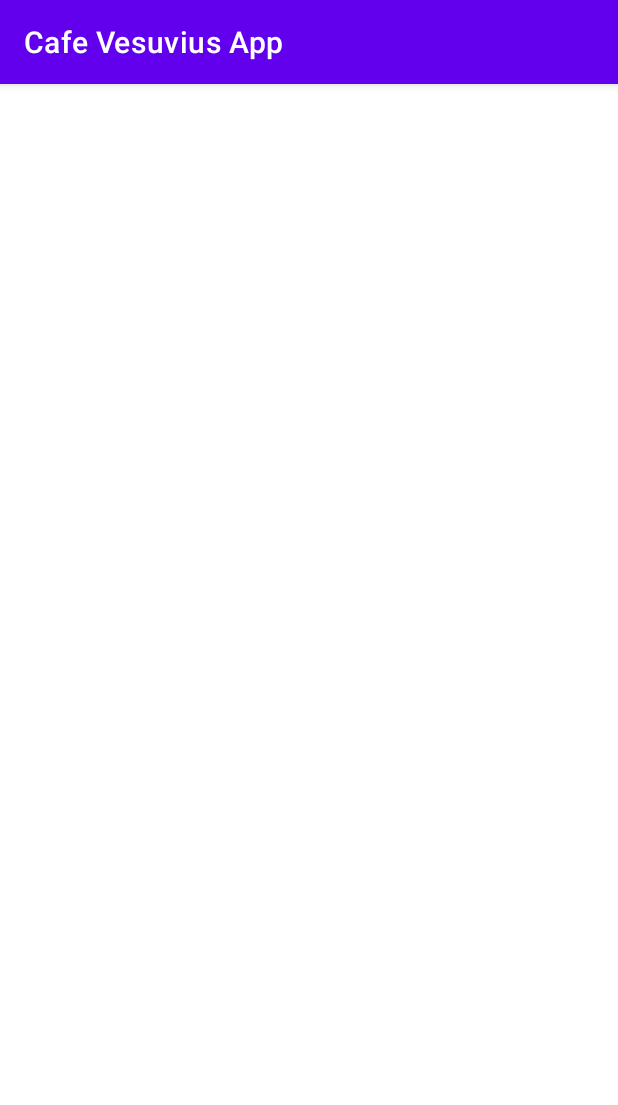
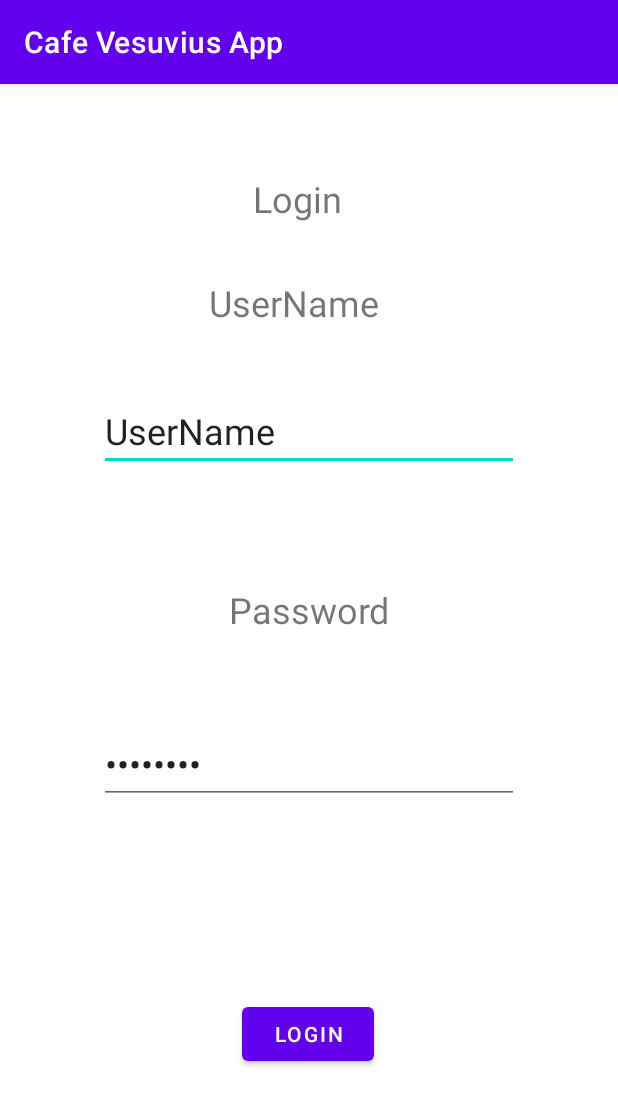
Before and after one commit to DunkDaddy/DeTreMuskioter, an Android app: the Login screen opened directly, with no data from a screen before it, on a phone screen of 412 x 824 dp. Shown: the top 1105 px of the screen. Run offline under Robolectric (Android 15) with nearby library versions, the phone set to English and light mode, and no system bars.

Commit message:
Login Mockup Made

```diff
--- a/app/src/main/java/com/example/cafevesuviusapp/MainActivity.java
+++ b/app/src/main/java/com/example/cafevesuviusapp/MainActivity.java
@@ -2,7 +2,9 @@ package com.example.cafevesuviusapp;
 
 import androidx.appcompat.app.AppCompatActivity;
 
+import android.content.Intent;
 import android.os.Bundle;
+import android.view.View;
 
 public class MainActivity extends AppCompatActivity {
 
@@ -11,4 +13,9 @@ public class MainActivity extends AppCompatActivity {
         super.onCreate(savedInstanceState);
         setContentView(R.layout.activity_main);
     }
+
+    public void login(View view){
+        Intent intent = new Intent(MainActivity.this, Login.class);
+        startActivity(intent);
+    }
 }
--- a/app/src/main/res/layout/activity_login.xml
+++ b/app/src/main/res/layout/activity_login.xml
@@ -6,4 +6,78 @@
     android:layout_height="match_parent"
     tools:context=".Login">
 
+    <TextView
+        android:id="@+id/textView"
+        android:layout_width="73dp"
+        android:layout_height="33dp"
+        android:layout_marginTop="60dp"
+        android:text="@string/login_name"
+        android:textSize="24sp"
+        app:layout_constraintEnd_toEndOf="parent"
+        app:layout_constraintHorizontal_bias="0.498"
+        app:layout_constraintStart_toStartOf="parent"
+        app:layout_constraintTop_toTopOf="parent" />
+
+    <TextView
+        android:id="@+id/textView2"
+        android:layout_width="128dp"
+        android:layout_height="35dp"
+        android:layout_marginTop="36dp"
+        android:text="@string/login_user"
+        android:textSize="24sp"
+        app:layout_constraintEnd_toEndOf="parent"
+        app:layout_constraintHorizontal_bias="0.491"
+        app:layout_constraintStart_toStartOf="parent"
+        app:layout_constraintTop_toBottomOf="@+id/textView" />
+
+    <EditText
+        android:id="@+id/editTextTextPersonName2"
+        android:layout_width="wrap_content"
+        android:layout_height="wrap_content"
+        android:layout_marginTop="40dp"
+        android:ems="10"
+        android:inputType="textPersonName"
+        android:text="@string/login_user"
+        android:textSize="24sp"
+        app:layout_constraintEnd_toEndOf="parent"
+        app:layout_constraintStart_toStartOf="parent"
+        app:layout_constraintTop_toBottomOf="@+id/textView2" />
+
+    <TextView
+        android:id="@+id/textView3"
+        android:layout_width="wrap_content"
+        android:layout_height="wrap_content"
+        android:layout_marginTop="76dp"
+        android:text="@string/login_Pass"
+        android:textSize="24sp"
+        app:layout_constraintEnd_toEndOf="parent"
+        app:layout_constraintStart_toStartOf="parent"
+        app:layout_constraintTop_toBottomOf="@+id/editTextTextPersonName2" />
+
+    <EditText
+        android:id="@+id/editTextTextPassword"
+        android:layout_width="wrap_content"
+        android:layout_height="wrap_content"
+        android:layout_marginTop="60dp"
+        android:ems="10"
+        android:inputType="textPassword"
+        android:text="@string/login_Pass"
+        android:textSize="24sp"
+        app:layout_constraintEnd_toEndOf="parent"
+        app:layout_constraintStart_toStartOf="parent"
+        app:layout_constraintTop_toBottomOf="@+id/textView3" />
+
+    <Button
+        android:id="@+id/button2"
+        android:layout_width="wrap_content"
+        android:layout_height="wrap_content"
+        android:layout_marginTop="60dp"
+        android:text="@string/login_name"
+        app:layout_constraintBottom_toBottomOf="parent"
+        app:layout_constraintEnd_toEndOf="parent"
+        app:layout_constraintHorizontal_bias="0.498"
+        app:layout_constraintStart_toStartOf="parent"
+        app:layout_constraintTop_toBottomOf="@+id/editTextTextPassword"
+        app:layout_constraintVertical_bias="0.384" />
+
 </androidx.constraintlayout.widget.ConstraintLayout>
--- a/app/src/main/res/layout/activity_main.xml
+++ b/app/src/main/res/layout/activity_main.xml
@@ -15,4 +15,13 @@
         app:layout_constraintStart_toStartOf="parent"
         app:layout_constraintTop_toTopOf="parent" />
 
+    <Button
+        android:id="@+id/button"
+        android:layout_width="wrap_content"
+        android:layout_height="wrap_content"
+        android:onClick="login"
+        android:text="Button"
+        app:layout_constraintStart_toStartOf="parent"
+        app:layout_constraintTop_toTopOf="parent" />
+
 </androidx.constraintlayout.widget.ConstraintLayout>
--- a/app/src/main/res/values/strings.xml
+++ b/app/src/main/res/values/strings.xml
@@ -1,3 +1,6 @@
 <resources>
     <string name="app_name">Cafe Vesuvius App</string>
+    <string name="login_name">Login</string>
+    <string name="login_user">UserName</string>
+    <string name="login_Pass">Password</string>
 </resources>
```
